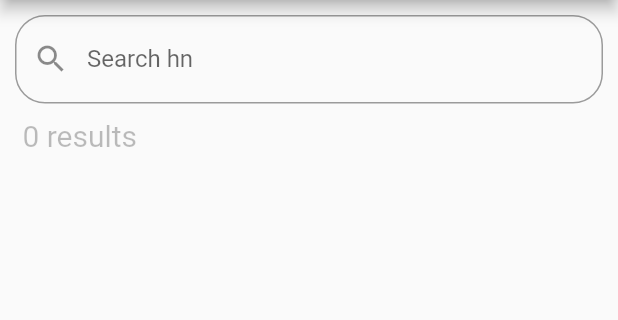
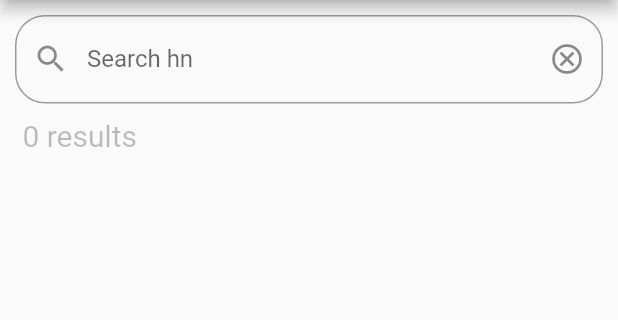
Before and after one commit to lertumpai/todo-satrirat, a Flutter app: the screen it shows after launch, after a tap on "Patient list", on a phone screen of 412 x 824 dp, the part 84-404 px from its top. Run offline on Flutter 3.47's test engine with Material 2 defaults, Android fonts, the phone set to English and light mode, and no system bars; our stand-ins replace bloc, easy_debounce, equatable, flutter_bloc, isar; accounts and stored records are empty; generated files the repository leaves out were written again.

Commit message:
implement clear search

```diff
--- a/lib/patient/bloc/patientEditing.cubit.dart
+++ b/lib/patient/bloc/patientEditing.cubit.dart
@@ -70,9 +70,7 @@ class PatientEditingCubit extends Cubit<PatientEditingState> {
     final updatedStatusSaving = state.updateStatus(PatientEditingStatusEnum.saving);
     emit(updatedStatusSaving);
     await db?.writeTxn(() async {
-      final isNew = state.patient!.id + 1 == Isar.minId;
       final patientId = await patientRepo?.put(state.patient!);
-      // if (isNew) {
       await Future.wait(
         state.todos!.map(
           (todo) async {
@@ -82,7 +80,6 @@ class PatientEditingCubit extends Cubit<PatientEditingState> {
           }
         )
       );
-      // }
     });
     final updatedStatusSaved = state.updateStatus(PatientEditingStatusEnum.saved);
     emit(updatedStatusSaved);
--- a/lib/patient/patient.dart
+++ b/lib/patient/patient.dart
@@ -90,11 +90,11 @@ class PatientHn extends StatelessWidget {
                           overflow: TextOverflow.clip
                       ),
                       Text(
-                          "สร้างเมื่อ: ${Day.fromDateTime(patient.createdAt!).format("DD-MM-YYYY HH:mm")} [${patient.id}]",
+                          "สร้างเมื่อ: ${Day.fromDateTime(patient.createdAt!).format("DD/MM/YYYY HH:mm")} [${patient.id}]",
                           style: const TextStyle(fontSize: 12, color: Colors.black26)
                       ),
                       Text(
-                          "อัพเดตล่าสุด: ${Day.fromDateTime(patient.updatedAt!).format("DD-MM-YYYY HH:mm")}",
+                          "อัพเดตล่าสุด: ${Day.fromDateTime(patient.updatedAt!).format("DD/MM/YYYY HH:mm")}",
                           style: const TextStyle(fontSize: 12, color: Colors.black26)
                       ),
                     ],
--- a/lib/patient/patientManage.dart
+++ b/lib/patient/patientManage.dart
@@ -23,7 +23,7 @@ class PatientManage extends StatelessWidget {
   }
 }
 
-class PatientSearch extends StatelessWidget {
+class PatientSearch extends StatefulWidget {
   final Function(String) onSearch;
 
   const PatientSearch({
@@ -32,17 +32,40 @@ class PatientSearch extends StatelessWidget {
   });
 
   @override
+  State<PatientSearch> createState() => _PatientSearchState();
+}
+
+class _PatientSearchState extends State<PatientSearch> {
+  final TextEditingController searchController = TextEditingController();
+
+  @override
+  void initState() {
+    super.initState();
+    searchController.text = "";
+  }
+
+  @override
   Widget build(BuildContext context) {
     return Expanded(
       child: TextField(
         onChanged: (String v) {
-          onSearch(v);
+          widget.onSearch(searchController.text);
         },
-        decoration: const InputDecoration(
-          border: OutlineInputBorder(
+        controller: searchController,
+        decoration: InputDecoration(
+          border: const OutlineInputBorder(
               borderRadius: BorderRadius.all(Radius.circular(20))
           ),
-          prefixIcon: Icon(Icons.search),
+          prefixIcon: const Icon(Icons.search),
+          suffixIcon: IconButton(
+              onPressed: () {
+                searchController.text = "";
+                widget.onSearch(searchController.text);
+              },
+              splashColor: Colors.white.withOpacity(0),
+              highlightColor: Colors.white.withOpacity(0),
+              icon: const Icon(Icons.cancel_outlined)
+          ),
           labelText: 'Search hn',
         ),
       ),
```
Lines whose indentation alone changed are shown as unchanged.
